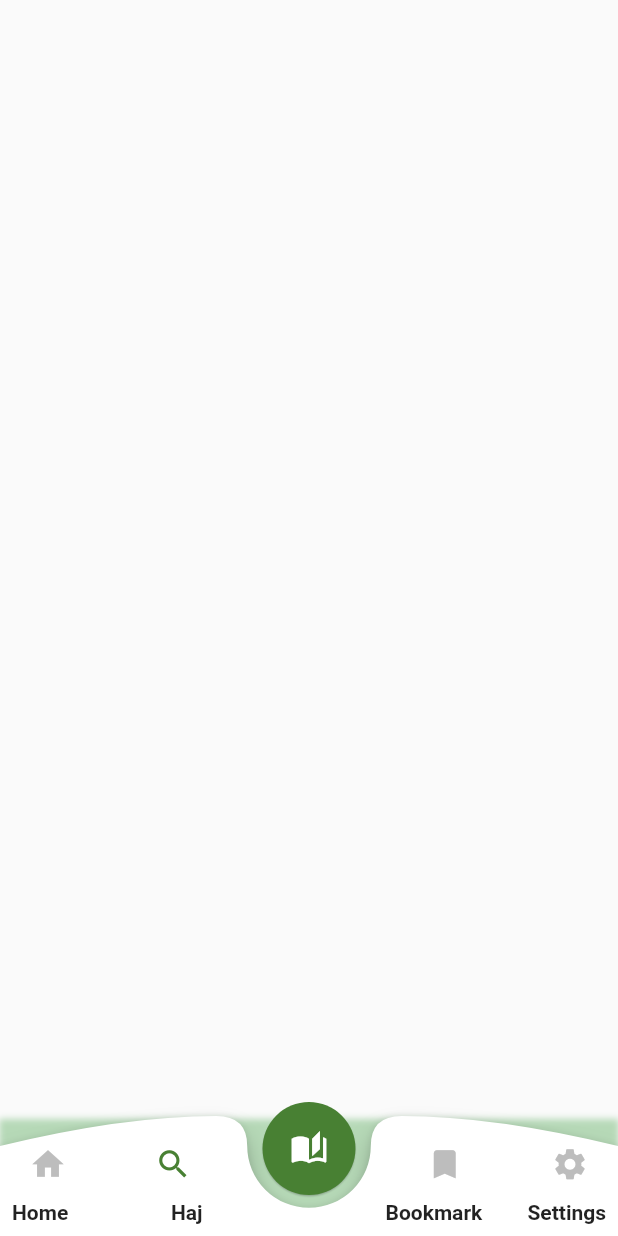
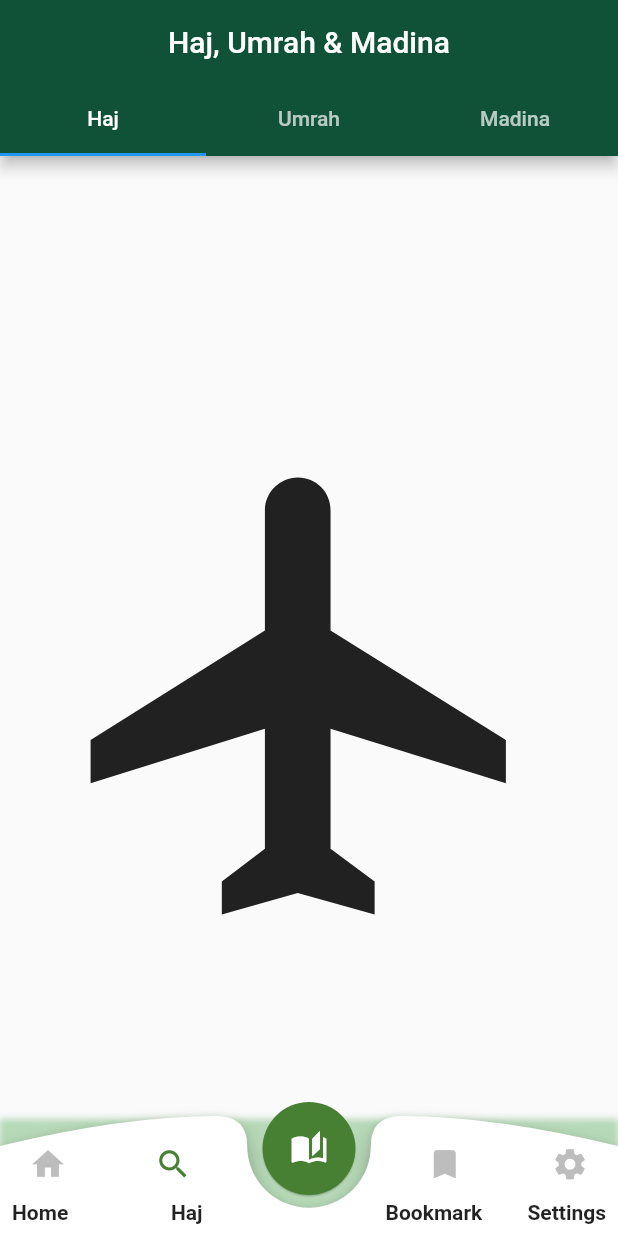
Before and after one commit to ashar-alam/noor_e_umrah, a Flutter app: the screen it shows after launch, item 2 of the bottom bar chosen, on a phone screen of 412 x 824 dp. Run offline on Flutter 3.47's test engine with Material 2 defaults, Android fonts, the phone set to English and light mode, and no system bars; our stand-ins replace cached_network_image, video_player; network calls fail.

Commit message:
haj Screen

```diff
--- a/lib/screens/bottom_bar/haj.dart
+++ b/lib/screens/bottom_bar/haj.dart
@@ -1,4 +1,6 @@
 import 'package:flutter/material.dart';
+import 'package:noor_e_umrah/utils/app_style.dart';
+import 'package:noor_e_umrah/utils/string_manager.dart';
 
 class MyHaj extends StatefulWidget {
   const MyHaj({Key? key}) : super(key: key);
@@ -9,7 +11,39 @@ class MyHaj extends StatefulWidget {
 
 class _MyHajState extends State<MyHaj> {
   @override
+  @override
   Widget build(BuildContext context) {
-    return const Scaffold();
+    return DefaultTabController(
+      length: 3,
+      child: Scaffold(
+        appBar: AppBar(
+          backgroundColor: AppStyle.primaryDark,
+          bottom: const TabBar(
+            tabs: [
+              Tab(
+                text: StringManager.haj,
+              ),
+              Tab(
+                text: StringManager.umrah,
+              ),
+              Tab(
+                text: StringManager.madina,
+              ),
+            ],
+          ),
+          centerTitle: true,
+          title: const Text(StringManager.hajUmrahAndMadina),
+        ),
+        body: const TabBarView(
+          children: [
+            // VideoPlayerCustom(),
+            // VideoApp(),
+            Icon(Icons.flight, size: 350),
+            Icon(Icons.directions_transit, size: 350),
+            Icon(Icons.directions_car, size: 350),
+          ],
+        ),
+      ),
+    );
   }
 }
--- a/lib/screens/home_screen.dart
+++ b/lib/screens/home_screen.dart
@@ -19,7 +19,7 @@ class _MyHomeScreenState extends State<MyHomeScreen> {
     return Scaffold(
       body: SingleChildScrollView(
         child: Container(
-          width: double.infinity,
+          // width: double.infinity,
           decoration: const BoxDecoration(
             gradient: LinearGradient(begin: Alignment.topCenter, colors: [
               AppStyle.primaryDark,
--- a/lib/utils/string_manager.dart
+++ b/lib/utils/string_manager.dart
@@ -27,4 +27,9 @@ class StringManager{
    static const String myQuran = 'MyQuran';
    static const String surah = 'Surah';
    static const String para = 'Para';
+
+   //HajScreen
+   static const String hajUmrahAndMadina = 'Haj, Umrah & Madina';
+   static const String umrah = 'Umrah';
+   static const String madina = 'Madina';
 }
```
Also changed, not shown: lib/widgets/video.dart (+3 -6 lines), lib/widgets/video_player.dart (added, +130 -0 lines), pubspec.yaml (+4 -7 lines), assets/macca.jpg (added), assets/maccaa.jpg (added), 1 other file.
